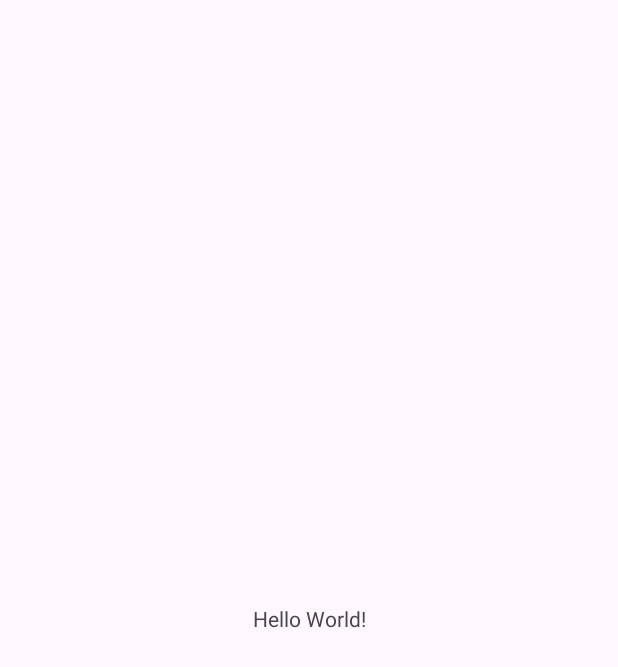
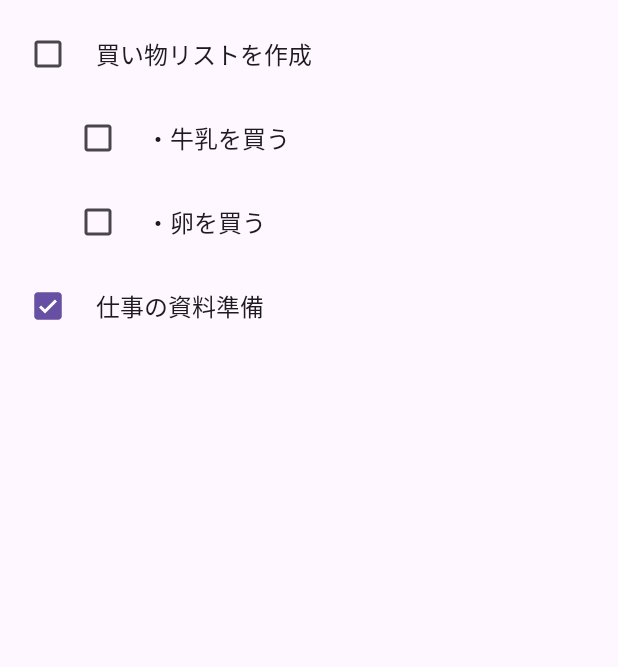
Before and after one commit to haruki1208/ProjectRoot, an Android app: the screen it shows after launch (MainActivity), on a phone screen of 412 x 824 dp. Before the commit the part shown is almost empty. Shown: the top 667 px of the screen. Run offline under Robolectric (Android 15) with nearby library versions, the phone set to English and light mode, and no system bars.

Commit message:
タスク管理アプリ ToDoLevelUp の初期構成を作成

```diff
--- a/Android/AndroidStudio/ToDoLevelUp/app/src/main/java/com/example/todolevelup/MainActivity.java
+++ b/Android/AndroidStudio/ToDoLevelUp/app/src/main/java/com/example/todolevelup/MainActivity.java
@@ -1,24 +1,53 @@
 package com.example.todolevelup;
 
 import android.os.Bundle;
+import androidx.appcompat.app.AppCompatActivity;
+import androidx.recyclerview.widget.LinearLayoutManager;
+import androidx.recyclerview.widget.RecyclerView;
 
-import androidx.activity.EdgeToEdge;
-import androidx.appcompat.app.AppCompatActivity;
-import androidx.core.graphics.Insets;
-import androidx.core.view.ViewCompat;
-import androidx.core.view.WindowInsetsCompat;
+import java.util.ArrayList;
+import java.util.Date;
+import java.util.List;
 
 public class MainActivity extends AppCompatActivity {
+
+    private RecyclerView recyclerView;
+    private TaskAdapter taskAdapter;
+    private List<Task> taskList;
 
     @Override
     protected void onCreate(Bundle savedInstanceState) {
         super.onCreate(savedInstanceState);
-        EdgeToEdge.enable(this);
         setContentView(R.layout.activity_main);
-        ViewCompat.setOnApplyWindowInsetsListener(findViewById(R.id.main), (v, insets) -> {
-            Insets systemBars = insets.getInsets(WindowInsetsCompat.Type.systemBars());
-            v.setPadding(systemBars.left, systemBars.top, systemBars.right, systemBars.bottom);
-            return insets;
-        });
+
+        recyclerView = findViewById(R.id.taskRecyclerView);
+        recyclerView.setLayoutManager(new LinearLayoutManager(this));
+
+        // 仮のタスクリスト作成
+        taskList = createSampleTasks();
+
+        taskAdapter = new TaskAdapter(taskList);
+        recyclerView.setAdapter(taskAdapter);
+    }
+
+    private List<Task> createSampleTasks() {
+        List<Task> list = new ArrayList<>();
+        Date today = new Date();
+
+        // 親タスク
+        Task task1 = new Task("買い物リストを作成", false, 0, null, today);
+        list.add(task1);
+
+        // 子タスク（task1の子）
+        Task task1_1 = new Task("・牛乳を買う", false, 1, task1.getId(), today);
+        Task task1_2 = new Task("・卵を買う", false, 1, task1.getId(), today);
+        list.add(task1_1);
+        list.add(task1_2);
+
+        // 別の親タスク
+        Task task2 = new Task("仕事の資料準備", true, 0, null, today);
+        list.add(task2);
+
+        return list;
     }
 }
--- /dev/null
+++ b/Android/AndroidStudio/ToDoLevelUp/app/src/main/java/com/example/todolevelup/Task.java
@@ -0,0 +1,72 @@
+package com.example.todolevelup;
+
+import java.util.Date;
+
+import java.util.Date;
+import java.util.UUID;
+
+public class Task {
+
+    private String id;          // 一意なID
+    private String parentId;    // 親タスクのID（nullなら親タスク）
+    private String text;        // 内容
+    private boolean isChecked;  // チェック状態
+    private int indentLevel;    // 表示インデント用（0＝親）
+    private Date date;          // 所属日付
+
+    public Task(String text, boolean isChecked, int indentLevel, String parentId, Date date) {
+        this.id = UUID.randomUUID().toString();
+        this.text = text;
+        this.isChecked = isChecked;
+        this.indentLevel = indentLevel;
+        this.parentId = parentId;
+        this.date = date;
+    }
+
+    // --- Getter ---
+
+    public String getId() {
+        return id;
+    }
+
+    public String getParentId() {
+        return parentId;
+    }
+
+    public String getText() {
+        return text;
+    }
+
+    public boolean isChecked() {
+        return isChecked;
+    }
+
+    public int getIndentLevel() {
+        return indentLevel;
+    }
+
+    public Date getDate() {
+        return date;
+    }
+
+    // --- Setter ---
+    public void setParentId(String parentId) {
+        this.parentId = parentId;
+    }
+
+    public void setText(String text) {
+        this.text = text;
+    }
+
+    public void setChecked(boolean checked) {
+        isChecked = checked;
+    }
+
+    public void setIndentLevel(int indentLevel) {
+        this.indentLevel = indentLevel;
+    }
+
+    public void setDate(Date date) {
+        this.date = date;
+    }
+}
--- /dev/null
+++ b/Android/AndroidStudio/ToDoLevelUp/app/src/main/java/com/example/todolevelup/TaskAdapter.java
@@ -0,0 +1,116 @@
+package com.example.todolevelup;
+
+import android.text.Editable;
+import android.text.TextWatcher;
+import android.view.LayoutInflater;
+import android.view.View;
+import android.view.ViewGroup;
+import android.widget.CheckBox;
+import android.widget.EditText;
+
+import androidx.annotation.NonNull;
+import androidx.recyclerview.widget.RecyclerView;
+
+import java.util.List;
+
+public class TaskAdapter extends RecyclerView.Adapter<TaskAdapter.TaskViewHolder> {
+
+    private List<Task> taskList;
+
+    public TaskAdapter(List<Task> taskList) {
+        this.taskList = taskList;
+//        addEmptyTaskIfNeeded(); // 初期化時にも空白行を追加
+    }
+
+    public static class TaskViewHolder extends RecyclerView.ViewHolder {
+        CheckBox checkBox;
+        EditText editText;
+
+        public TaskViewHolder(@NonNull View itemView) {
+            super(itemView);
+            checkBox = itemView.findViewById(R.id.taskCheckBox);
+            editText = itemView.findViewById(R.id.taskEditText);
+        }
+    }
+
+    @NonNull
+    @Override
+    public TaskViewHolder onCreateViewHolder(@NonNull ViewGroup parent, int viewType) {
+        View view = LayoutInflater.from(parent.getContext())
+                .inflate(R.layout.item_task, parent, false);
+        return new TaskViewHolder(view);
+    }
+
+//    @Override
+//    public void onBindViewHolder(@NonNull TaskViewHolder holder, int position) {
+//        Task task = taskList.get(position);
+//
+//        holder.taskText.setText(task.getText());
+//        holder.taskCheckBox.setChecked(task.isChecked());
+//
+//        // インデント（サブタスク）用の余白調整
+//        ViewGroup.MarginLayoutParams params =
+//                (ViewGroup.MarginLayoutParams) holder.taskText.getLayoutParams();
+//        params.setMarginStart(task.getIndentLevel() * 40);
+//        holder.taskText.setLayoutParams(params);
+//
+//        holder.taskText.setOnFocusChangeListener((v, hasFocus) -> {
+//            if (hasFocus && task.getText().isEmpty()) {
+//                // 空白行に入力が始まったら正式なタスクとして扱い、次の空白行を追加
+//                task.setText(holder.taskText.getText().toString());
+//                addEmptyTaskIfNeeded();
+//            }
+//        });
+//    }
+    @Override
+    public void onBindViewHolder(@NonNull TaskViewHolder holder, int position) {
+        Task task = taskList.get(position);
+
+        // 表示内容を設定
+        holder.checkBox.setChecked(task.isChecked());
+        holder.editText.setText(task.getText());
+
+        // インデント調整（階層に応じて左パディング）
+        int padding = 50 * task.getIndentLevel(); // 1階層ごとに50px左に寄せる
+        holder.itemView.setPadding(padding, holder.itemView.getPaddingTop(),
+                holder.itemView.getPaddingRight(), holder.itemView.getPaddingBottom());
+
+        // チェック状態の更新
+        holder.checkBox.setOnCheckedChangeListener((buttonView, isChecked) -> {
+            task.setChecked(isChecked);
+        });
+
+        // テキスト変更の反映
+        holder.editText.addTextChangedListener(new TextWatcher() {
+            @Override public void beforeTextChanged(CharSequence s, int start, int count, int after) {}
+            @Override public void onTextChanged(CharSequence s, int start, int before, int count) {}
+            @Override public void afterTextChanged(Editable s) {
+                task.setText(s.toString());
+            }
+        });
+    }
+
+    @Override
+    public int getItemCount() {
+        return taskList.size();
+    }
+//    private void addEmptyTaskIfNeeded() {
+//        // 最後のタスクが空白でないなら、空白タスクを追加
+//        if (taskList.isEmpty() || !taskList.get(taskList.size() - 1).getText().isEmpty()) {
+//            Task emptyTask = new Task("", false, 0, null, new Date());
+//            taskList.add(emptyTask);
+//            notifyItemInserted(taskList.size() - 1);
+//        }
+//    }
+
+//    public static class TaskViewHolder extends RecyclerView.ViewHolder {
+//        CheckBox taskCheckBox;
+//        EditText taskText;
+//
+//        public TaskViewHolder(@NonNull View itemView) {
+//            super(itemView);
+//            taskCheckBox = itemView.findViewById(R.id.taskCheckBox);
+//            taskText = itemView.findViewById(R.id.taskText);
+//        }
+//    }
+}
--- a/Android/AndroidStudio/ToDoLevelUp/app/src/main/res/layout/activity_main.xml
+++ b/Android/AndroidStudio/ToDoLevelUp/app/src/main/res/layout/activity_main.xml
@@ -1,19 +1,18 @@
 <?xml version="1.0" encoding="utf-8"?>
-<androidx.constraintlayout.widget.ConstraintLayout xmlns:android="http://schemas.android.com/apk/res/android"
+<androidx.constraintlayout.widget.ConstraintLayout
+    xmlns:android="http://schemas.android.com/apk/res/android"
     xmlns:app="http://schemas.android.com/apk/res-auto"
-    xmlns:tools="http://schemas.android.com/tools"
-    android:id="@+id/main"
     android:layout_width="match_parent"
-    android:layout_height="match_parent"
-    tools:context=".MainActivity">
+    android:layout_height="match_parent">
 
-    <TextView
-        android:layout_width="wrap_content"
-        android:layout_height="wrap_content"
-        android:text="Hello World!"
+    <androidx.recyclerview.widget.RecyclerView
+        android:id="@+id/taskRecyclerView"
+        android:layout_width="0dp"
+        android:layout_height="0dp"
+        app:layout_constraintTop_toTopOf="parent"
         app:layout_constraintBottom_toBottomOf="parent"
+        app:layout_constraintStart_toStartOf="parent"
         app:layout_constraintEnd_toEndOf="parent"
-        app:layout_constraintStart_toStartOf="parent"
-        app:layout_constraintTop_toTopOf="parent" />
+        android:padding="8dp"/>
 
 </androidx.constraintlayout.widget.ConstraintLayout>
--- /dev/null
+++ b/Android/AndroidStudio/ToDoLevelUp/app/src/main/res/layout/item_task.xml
@@ -0,0 +1,27 @@
+<?xml version="1.0" encoding="utf-8"?>
+<LinearLayout
+    xmlns:android="http://schemas.android.com/apk/res/android"
+    android:layout_width="match_parent"
+    android:layout_height="wrap_content"
+    android:orientation="horizontal"
+    android:gravity="center_vertical"
+    android:paddingVertical="4dp">
+
+    <!-- チェックボックス -->
+    <CheckBox
+        android:id="@+id/taskCheckBox"
+        android:layout_width="wrap_content"
+        android:layout_height="wrap_content" />
+
+    <!-- タスク入力 -->
+    <EditText
+        android:id="@+id/taskEditText"
+        android:layout_width="0dp"
+        android:layout_height="wrap_content"
+        android:layout_weight="1"
+        android:hint="タスクを入力"
+        android:background="@android:color/transparent"
+        android:textSize="16sp"
+        android:paddingStart="8dp"
+        android:inputType="text" />
+</LinearLayout>
```
